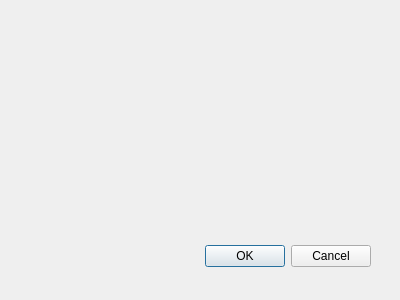
The window that src/widgets/aboutrolisteam.ui (Rolisteam/rolisteam) describes before a commit, drawn with Qt 5.
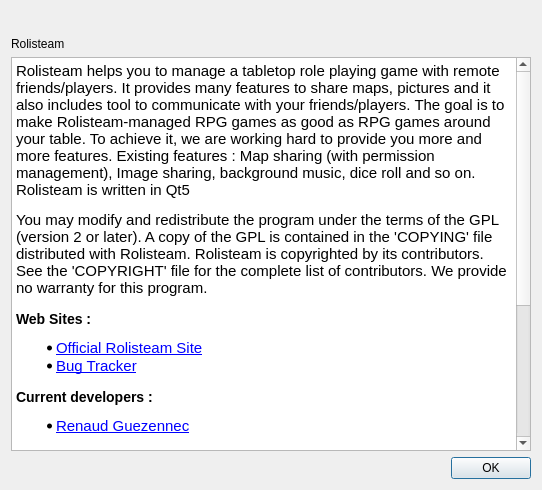
The same window after the commit. Icons and pictures are not drawn.

Commit message: -Add new dialog to manage about rolisteam.

```diff
--- a/src/widgets/aboutrolisteam.ui
+++ b/src/widgets/aboutrolisteam.ui
@@ -8,29 +8,137 @@
    <rect>
     <x>0</x>
     <y>0</y>
-    <width>400</width>
-    <height>300</height>
+    <width>542</width>
+    <height>490</height>
    </rect>
   </property>
   <property name="windowTitle">
    <string>Dialog</string>
   </property>
-  <widget name="buttonBox" class="QDialogButtonBox">
-   <property name="geometry">
-    <rect>
-     <x>30</x>
-     <y>240</y>
-     <width>341</width>
-     <height>32</height>
-    </rect>
-   </property>
-   <property name="orientation">
-    <enum>Qt::Horizontal</enum>
-   </property>
-   <property name="standardButtons">
-    <set>QDialogButtonBox::Cancel|QDialogButtonBox::Ok</set>
-   </property>
-  </widget>
+  <property name="windowIcon">
+   <iconset resource="../../rolisteam.qrc">
+    <normaloff>:/resources/logo/500-symbole.png</normaloff>:/resources/logo/500-symbole.png</iconset>
+  </property>
+  <layout class="QVBoxLayout" name="verticalLayout">
+   <item>
+    <layout class="QHBoxLayout" name="horizontalLayout">
+     <item>
+      <spacer name="horizontalSpacer">
+       <property name="orientation">
+        <enum>Qt::Horizontal</enum>
+       </property>
+       <property name="sizeHint" stdset="0">
+        <size>
+         <width>40</width>
+         <height>20</height>
+        </size>
+       </property>
+      </spacer>
+     </item>
+     <item>
+      <widget class="QLabel" name="label">
+       <property name="maximumSize">
+        <size>
+         <width>424</width>
+         <height>180</height>
+        </size>
+       </property>
+       <property name="text">
+        <string/>
+       </property>
+       <property name="pixmap">
+        <pixmap resource="../../rolisteam.qrc">:/resources/logo/1500-rolisteam.png</pixmap>
+       </property>
+       <property name="scaledContents">
+        <bool>true</bool>
+       </property>
+      </widget>
+     </item>
+     <item>
+      <spacer name="horizontalSpacer_2">
+       <property name="orientation">
+        <enum>Qt::Horizontal</enum>
+       </property>
+       <property name="sizeHint" stdset="0">
+        <size>
+         <width>40</width>
+         <height>20</height>
+        </size>
+       </property>
+      </spacer>
+     </item>
+    </layout>
+   </item>
+   <item>
+    <widget class="QLabel" name="m_textLabel">
+     <property name="text">
+      <string>Rolisteam</string>
+     </property>
+    </widget>
+   </item>
+   <item>
+    <widget class="QTextBrowser" name="m_textBrowser">
+     <property name="html">
+      <string>&lt;!DOCTYPE HTML PUBLIC &quot;-//W3C//DTD HTML 4.0//EN&quot; &quot;http://www.w3.org/TR/REC-html40/strict.dtd&quot;&gt;
+&lt;html&gt;&lt;head&gt;&lt;meta name=&quot;qrichtext&quot; content=&quot;1&quot; /&gt;&lt;style type=&quot;text/css&quot;&gt;
+p, li { white-space: pre-wrap; }
+&lt;/style&gt;&lt;/head&gt;&lt;body style=&quot; font-family:'Ubuntu'; font-size:11pt; font-weight:400; font-style:normal;&quot;&gt;
+&lt;p style=&quot; margin-top:12px; margin-bottom:12px; margin-left:0px; margin-right:0px; -qt-block-indent:0; text-indent:0px;&quot;&gt;Rolisteam helps you to manage a tabletop role playing game with remote friends/players. It provides many features to share maps, pictures and it also includes tool to communicate with your friends/players. The goal is to make Rolisteam-managed RPG games as good as RPG games around your table. To achieve it, we are working hard to provide you more and more features. Existing features : Map sharing (with permission management), Image sharing, background music, dice roll and so on. Rolisteam is written in Qt5 &lt;/p&gt;
+&lt;p style=&quot; margin-top:12px; margin-bottom:12px; margin-left:0px; margin-right:0px; -qt-block-indent:0; text-indent:0px;&quot;&gt;You may modify and redistribute the program under the terms of the GPL (version 2 or later). A copy of the GPL is contained in the 'COPYING' file distributed with Rolisteam. Rolisteam is copyrighted by its contributors. See the 'COPYRIGHT' file for the complete list of contributors. We provide no warranty for this program.&lt;/p&gt;
+&lt;p style=&quot; margin-top:14px; margin-bottom:12px; margin-left:0px; margin-right:0px; -qt-block-indent:0; text-indent:0px;&quot;&gt;&lt;span style=&quot; font-size:large; font-weight:600;&quot;&gt;Web Sites :&lt;/span&gt;&lt;/p&gt;
+&lt;ul style=&quot;margin-top: 0px; margin-bottom: 0px; margin-left: 0px; margin-right: 0px; -qt-list-indent: 1;&quot;&gt;&lt;li style=&quot; margin-top:12px; margin-bottom:0px; margin-left:0px; margin-right:0px; -qt-block-indent:0; text-indent:0px;&quot;&gt;&lt;a href=&quot;http://www.rolisteam.org/&quot;&gt;&lt;span style=&quot; text-decoration: underline; color:#0000ff;&quot;&gt;Official Rolisteam Site&lt;/span&gt;&lt;/a&gt;&lt;/li&gt;
+&lt;li style=&quot; margin-top:0px; margin-bottom:12px; margin-left:0px; margin-right:0px; -qt-block-indent:0; text-indent:0px;&quot;&gt;&lt;a href=&quot;https://github.com/Rolisteam/rolisteam/issues&quot;&gt;&lt;span style=&quot; text-decoration: underline; color:#0000ff;&quot;&gt;Bug Tracker&lt;/span&gt;&lt;/a&gt;&lt;/li&gt;&lt;/ul&gt;
+&lt;p style=&quot; margin-top:14px; margin-bottom:12px; margin-left:0px; margin-right:0px; -qt-block-indent:0; text-indent:0px;&quot;&gt;&lt;span style=&quot; font-size:large; font-weight:600;&quot;&gt;Current developers :&lt;/span&gt;&lt;/p&gt;
+&lt;ul style=&quot;margin-top: 0px; margin-bottom: 0px; margin-left: 0px; margin-right: 0px; -qt-list-indent: 1;&quot;&gt;&lt;li style=&quot; margin-top:12px; margin-bottom:12px; margin-left:0px; margin-right:0px; -qt-block-indent:0; text-indent:0px;&quot;&gt;&lt;a href=&quot;http://www.rolisteam.org/contact&quot;&gt;&lt;span style=&quot; text-decoration: underline; color:#0000ff;&quot;&gt;Renaud Guezennec&lt;/span&gt;&lt;/a&gt;&lt;/li&gt;&lt;/ul&gt;
+&lt;p style=&quot; margin-top:14px; margin-bottom:12px; margin-left:0px; margin-right:0px; -qt-block-indent:0; text-indent:0px;&quot;&gt;&lt;span style=&quot; font-size:large; font-weight:600;&quot;&gt;Translators&lt;/span&gt;&lt;/p&gt;
+&lt;table border=&quot;0&quot; style=&quot; margin-top:0px; margin-bottom:0px; margin-left:0px; margin-right:0px;&quot; cellspacing=&quot;2&quot; cellpadding=&quot;0&quot;&gt;
+&lt;tr&gt;
+&lt;td&gt;
+&lt;p style=&quot; margin-top:0px; margin-bottom:0px; margin-left:0px; margin-right:0px; -qt-block-indent:0; text-indent:0px;&quot;&gt;&lt;a href=&quot;https://www.transifex.com/accounts/profile/Le_Sage/&quot;&gt;&lt;span style=&quot; text-decoration: underline; color:#0000ff;&quot;&gt;Renaud Guezennec&lt;/span&gt;&lt;/a&gt;&lt;/p&gt;&lt;/td&gt;
+&lt;td&gt;
+&lt;p style=&quot; margin-top:0px; margin-bottom:0px; margin-left:0px; margin-right:0px; -qt-block-indent:0; text-indent:0px;&quot;&gt;(English &amp;amp; French)&lt;/p&gt;&lt;/td&gt;&lt;/tr&gt;
+&lt;tr&gt;
+&lt;td&gt;
+&lt;p style=&quot; margin-top:0px; margin-bottom:0px; margin-left:0px; margin-right:0px; -qt-block-indent:0; text-indent:0px;&quot;&gt;&lt;a href=&quot;https://www.transifex.com/accounts/profile/lorrampi/&quot;&gt;&lt;span style=&quot; text-decoration: underline; color:#0000ff;&quot;&gt;Lorram Lomeu de Souza Rampi&lt;/span&gt;&lt;/a&gt;&lt;/p&gt;&lt;/td&gt;
+&lt;td&gt;
+&lt;p style=&quot; margin-top:0px; margin-bottom:0px; margin-left:0px; margin-right:0px; -qt-block-indent:0; text-indent:0px;&quot;&gt;(Portuguese)&lt;/p&gt;&lt;/td&gt;&lt;/tr&gt;
+&lt;tr&gt;
+&lt;td&gt;
+&lt;p style=&quot; margin-top:0px; margin-bottom:0px; margin-left:0px; margin-right:0px; -qt-block-indent:0; text-indent:0px;&quot;&gt;&lt;a href=&quot;https://www.transifex.com/accounts/profile/JuAlves/&quot;&gt;&lt;span style=&quot; text-decoration: underline; color:#0000ff;&quot;&gt;Juliana Alves de Sousa Rampi&lt;/span&gt;&lt;/a&gt;&lt;/p&gt;&lt;/td&gt;
+&lt;td&gt;
+&lt;p style=&quot; margin-top:0px; margin-bottom:0px; margin-left:0px; margin-right:0px; -qt-block-indent:0; text-indent:0px;&quot;&gt;(Portuguese)&lt;/p&gt;&lt;/td&gt;&lt;/tr&gt;
+&lt;tr&gt;
+&lt;td&gt;
+&lt;p style=&quot; margin-top:0px; margin-bottom:0px; margin-left:0px; margin-right:0px; -qt-block-indent:0; text-indent:0px;&quot;&gt;&lt;a href=&quot;https://www.transifex.com/accounts/profile/KrekoG/&quot;&gt;&lt;span style=&quot; text-decoration: underline; color:#0000ff;&quot;&gt;Gergely Krekó&lt;/span&gt;&lt;/a&gt;&lt;/p&gt;&lt;/td&gt;
+&lt;td&gt;
+&lt;p style=&quot; margin-top:0px; margin-bottom:0px; margin-left:0px; margin-right:0px; -qt-block-indent:0; text-indent:0px;&quot;&gt;(Hungarian)&lt;/p&gt;&lt;/td&gt;&lt;/tr&gt;
+&lt;tr&gt;
+&lt;td&gt;
+&lt;p style=&quot; margin-top:0px; margin-bottom:0px; margin-left:0px; margin-right:0px; -qt-block-indent:0; text-indent:0px;&quot;&gt;&lt;a href=&quot;https://www.transifex.com/accounts/profile/kayazeren/&quot;&gt;&lt;span style=&quot; text-decoration: underline; color:#0000ff;&quot;&gt;Kaya Zeren&lt;/span&gt;&lt;/a&gt;&lt;/p&gt;&lt;/td&gt;
+&lt;td&gt;
+&lt;p style=&quot; margin-top:0px; margin-bottom:0px; margin-left:0px; margin-right:0px; -qt-block-indent:0; text-indent:0px;&quot;&gt;(Turkish)&lt;/p&gt;&lt;/td&gt;&lt;/tr&gt;
+&lt;tr&gt;
+&lt;td&gt;
+&lt;p style=&quot; margin-top:0px; margin-bottom:0px; margin-left:0px; margin-right:0px; -qt-block-indent:0; text-indent:0px;&quot;&gt;&lt;a href=&quot;https://www.transifex.com/accounts/profile/IGrumoI/&quot;&gt;&lt;span style=&quot; text-decoration: underline; color:#0000ff;&quot;&gt;Alexia Béné&lt;/span&gt;&lt;/a&gt;&lt;/p&gt;&lt;/td&gt;
+&lt;td&gt;
+&lt;p style=&quot; margin-top:0px; margin-bottom:0px; margin-left:0px; margin-right:0px; -qt-block-indent:0; text-indent:0px;&quot;&gt;(French &amp;amp; German)&lt;/p&gt;&lt;/td&gt;&lt;/tr&gt;&lt;/table&gt;
+&lt;p style=&quot; margin-top:14px; margin-bottom:12px; margin-left:0px; margin-right:0px; -qt-block-indent:0; text-indent:0px;&quot;&gt;&lt;span style=&quot; font-size:large; font-weight:600;&quot;&gt;Retired developers :&lt;/span&gt;&lt;/p&gt;
+&lt;ul style=&quot;margin-top: 0px; margin-bottom: 0px; margin-left: 0px; margin-right: 0px; -qt-list-indent: 1;&quot;&gt;&lt;li style=&quot; margin-top:12px; margin-bottom:0px; margin-left:0px; margin-right:0px; -qt-block-indent:0; text-indent:0px;&quot;&gt;&lt;a href=&quot;mailto:joseph.boudou@matabio.net&quot;&gt;&lt;span style=&quot; text-decoration: underline; color:#0000ff;&quot;&gt;Joseph Boudou&lt;/span&gt;&lt;/a&gt;&lt;/li&gt;
+&lt;li style=&quot; margin-top:0px; margin-bottom:12px; margin-left:0px; margin-right:0px; -qt-block-indent:0; text-indent:0px;&quot;&gt;&lt;a href=&quot;mailto:rolistik@free.fr&quot;&gt;&lt;span style=&quot; text-decoration: underline; color:#0000ff;&quot;&gt;Romain Campioni&lt;/span&gt;&lt;/a&gt; (rolistik) &lt;/li&gt;&lt;/ul&gt;&lt;/body&gt;&lt;/html&gt;</string>
+     </property>
+    </widget>
+   </item>
+   <item>
+    <widget class="QDialogButtonBox" name="buttonBox">
+     <property name="orientation">
+      <enum>Qt::Horizontal</enum>
+     </property>
+     <property name="standardButtons">
+      <set>QDialogButtonBox::Ok</set>
+     </property>
+    </widget>
+   </item>
+  </layout>
  </widget>
  <pixmapfunction/>
  <resources/>
```
Left out of the diff: 16 changed lines with no effect on the pictures. The commit also changes 3 other files.
